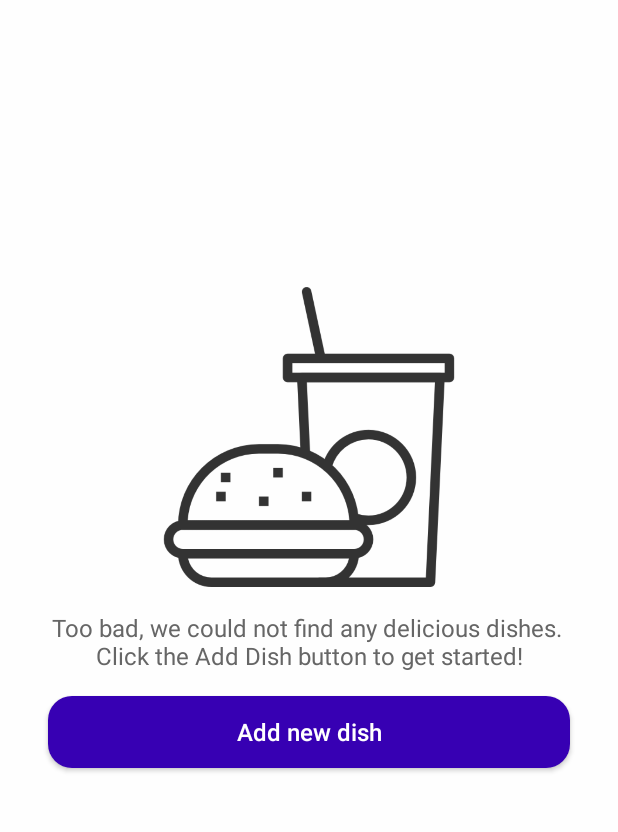
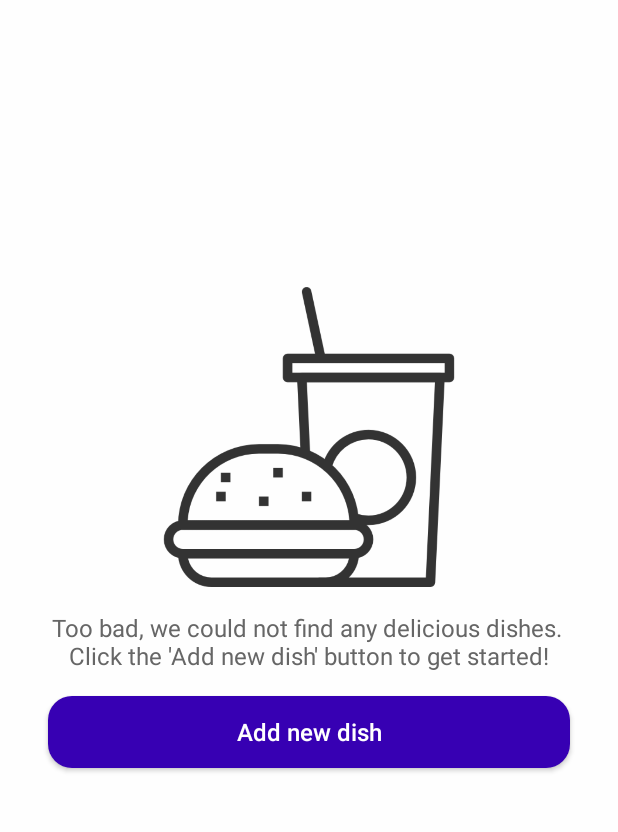
Before and after one commit to arjunmehtaa/SaveTheDish, an Android app: the screen it shows after launch (DishesActivity), on a phone screen of 412 x 824 dp, the part 78-910 px from its top. Run offline under Robolectric (Android 15) with nearby library versions, the phone set to English and light mode, and no system bars.

Commit message:
Added screenshots, added architecture image, fixed bugs

```diff
--- a/app/src/main/java/com/example/savethedish/ui/DishesRecyclerViewAdapter.kt
+++ b/app/src/main/java/com/example/savethedish/ui/DishesRecyclerViewAdapter.kt
@@ -41,7 +41,10 @@ class DishesRecyclerViewAdapter(
     inner class DishesViewHolder(itemView: View) : RecyclerView.ViewHolder(itemView) {
         fun bind(dish: Dish) = with(itemView) {
             if (showExtraOptions) delete_button.visibility = View.VISIBLE
-            else delete_button.visibility = View.INVISIBLE
+            else {
+                edit_button.visibility = View.INVISIBLE
+                delete_button.visibility = View.INVISIBLE
+            }
             dish_name.text = dish.name
             val ingredientsString = getIngredientsString(dish)
             dish_ingredients.text = ingredientsString
--- a/app/src/main/res/values/strings.xml
+++ b/app/src/main/res/values/strings.xml
@@ -4,7 +4,7 @@
     <string name="name">Name</string>
     <string name="add_dish">Add Dish</string>
     <string name="cancel">Cancel</string>
-    <string name="empty_list_text">Too bad, we could not find any delicious dishes. \nClick the Add Dish button to get started!</string>
+    <string name="empty_list_text">Too bad, we could not find any delicious dishes. \nClick the \'Add new dish\' button to get started!</string>
     <string name="sql_command_create_table">create table %s (%s TEXT, %s TEXT)</string>
     <string name="sql_command_drop_table">drop table if exists %s</string>
     <string name="sql_command_select">select * from %s</string>
```
Also changed, not shown: 3 other files.
